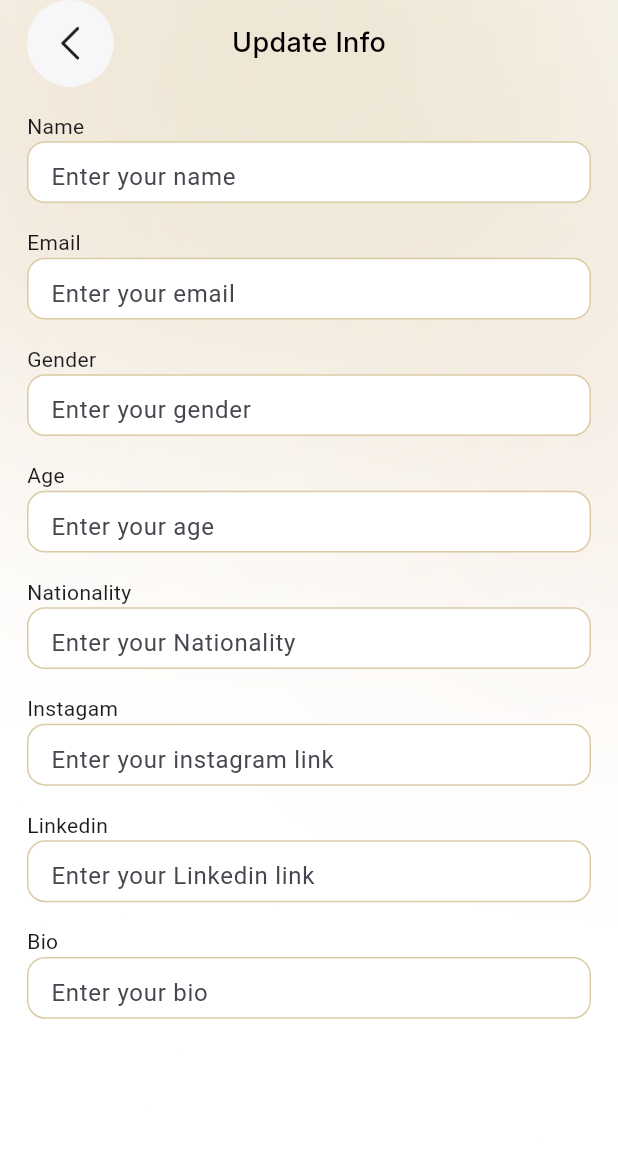
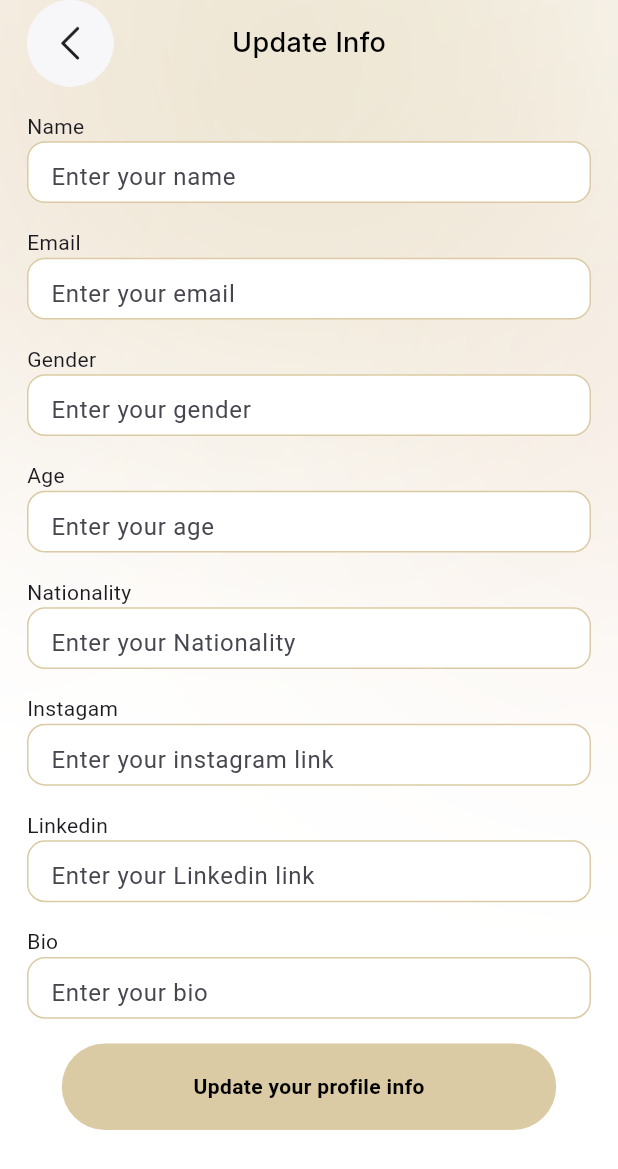
Before and after one commit to rayhantmt/Adeleade, a Flutter app: the UpdateInfoView screen opened by its route, on a phone screen of 412 x 824 dp. Shown: the top 1169 px of the screen. Run offline on Flutter 3.47's test engine with Material 3 defaults, Android fonts, the phone set to English and light mode, and no system bars; our stand-ins replace get, google_fonts.

Commit message:
done with the update info screen

```diff
--- a/lib/modules/update_info/update_info.dart
+++ b/lib/modules/update_info/update_info.dart
@@ -2,6 +2,7 @@ import 'package:flutter/material.dart';
 import 'package:get/get.dart';
 import 'package:google_fonts/google_fonts.dart';
 import 'package:mementum/common_widgets/update_info_field.dart';
+import 'package:mementum/utils/app_colors.dart';
 import 'package:mementum/utils/app_images.dart';
 
 class UpdateInfoView extends StatelessWidget {
@@ -12,7 +13,8 @@ class UpdateInfoView extends StatelessWidget {
     return Scaffold(
       body: Stack(
         children: [
-          Image.asset(AppImages.background,
+          Image.asset(
+            AppImages.background,
             height: double.infinity,
             width: double.infinity,
             fit: BoxFit.cover,
@@ -56,23 +58,57 @@ class UpdateInfoView extends StatelessWidget {
                     SizedBox(height: Get.height * 0.02),
                     UpdateInfoField(tittle: 'Email', hint: 'Enter your email'),
                     SizedBox(height: Get.height * 0.02),
-                        UpdateInfoField(tittle: 'Gender', hint: 'Enter your gender'),
+                    UpdateInfoField(
+                      tittle: 'Gender',
+                      hint: 'Enter your gender',
+                    ),
                     SizedBox(height: Get.height * 0.02),
                     UpdateInfoField(tittle: 'Age', hint: 'Enter your age'),
                     SizedBox(height: Get.height * 0.02),
-                        UpdateInfoField(tittle: 'Nationality', hint: 'Enter your Nationality'),
+                    UpdateInfoField(
+                      tittle: 'Nationality',
+                      hint: 'Enter your Nationality',
+                    ),
                     SizedBox(height: Get.height * 0.02),
-                        UpdateInfoField(tittle: 'Instagam', hint: 'Enter your instagram link'),
+                    UpdateInfoField(
+                      tittle: 'Instagam',
+                      hint: 'Enter your instagram link',
+                    ),
                     SizedBox(height: Get.height * 0.02),
-                        UpdateInfoField(tittle: 'Linkedin', hint: 'Enter your Linkedin link'),
+                    UpdateInfoField(
+                      tittle: 'Linkedin',
+                      hint: 'Enter your Linkedin link',
+                    ),
                     SizedBox(height: Get.height * 0.02),
                     UpdateInfoField(tittle: 'Bio', hint: 'Enter your bio'),
+                    SizedBox(height: Get.height * 0.02),
+                    GestureDetector(
+                        onTap: () => print('Balchal'),
+                        child: Container(
+                          height: Get.height * 0.07,
+                          width: Get.width * 0.8,
+                          decoration: BoxDecoration(
+                            borderRadius: BorderRadius.circular(99),
+                            color: AppColors.primarycolor,
+                          ),
+                          child: Center(
+                            child: Text(
+                              'Update your profile info',
+                              style: TextStyle(
+                                fontWeight: FontWeight.w600,
+                                fontSize: 14,
+                                color: Colors.black,
+                              ),
+                            ),
+                          ),
+                        ),
+                      ),
 
                   ],
                 ),
               ),
             ),
-          )
+          ),
         ],
       ),
     );
```
Lines whose indentation alone changed are shown as unchanged.
